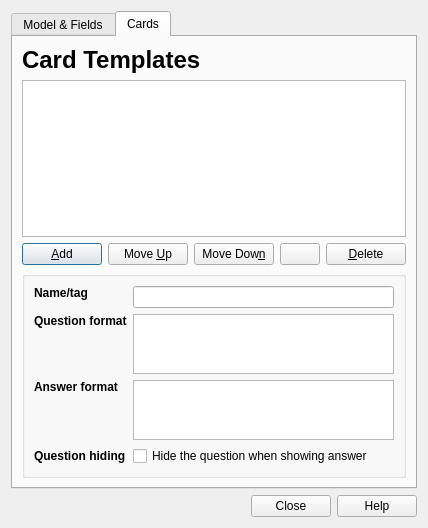
Qt form designer/modelproperties.ui (ankitects/anki) before a commit.
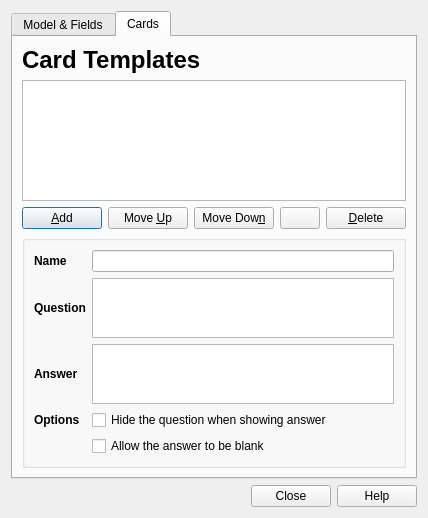
The same form after that commit. The open tabs and pages were chosen to show the change.

Commit message: default to optional answer, add config option to card model, tweak dialogs

Patch:
```diff
--- a/designer/modelproperties.ui
+++ b/designer/modelproperties.ui
@@ -9,7 +9,7 @@
     <x>0</x>
     <y>0</y>
     <width>376</width>
-    <height>528</height>
+    <height>518</height>
    </rect>
   </property>
   <property name="windowTitle" >
@@ -297,8 +297,8 @@
        <rect>
         <x>0</x>
         <y>0</y>
-        <width>370</width>
-        <height>462</height>
+        <width>360</width>
+        <height>452</height>
        </rect>
       </property>
       <attribute name="title" >
@@ -385,24 +385,12 @@
        </item>
        <item row="3" column="0" >
         <widget class="QGroupBox" name="cardEditBox" >
-         <property name="sizePolicy" >
-          <sizepolicy vsizetype="MinimumExpanding" hsizetype="Preferred" >
-           <horstretch>0</horstretch>
-           <verstretch>3</verstretch>
-          </sizepolicy>
-         </property>
          <property name="title" >
           <string/>
          </property>
-         <layout class="QVBoxLayout" >
-          <property name="spacing" >
-           <number>6</number>
-          </property>
-          <property name="margin" >
-           <number>9</number>
-          </property>
+         <layout class="QVBoxLayout" name="verticalLayout_3" >
           <item>
-           <layout class="QGridLayout" >
+           <layout class="QGridLayout" name="_3" >
             <property name="margin" >
              <number>0</number>
             </property>
@@ -412,7 +400,7 @@
             <item row="3" column="0" >
              <widget class="QLabel" name="label_23" >
               <property name="text" >
-               <string>&lt;b>Question hiding&lt;/b></string>
+               <string>&lt;b>Options&lt;/b></string>
               </property>
              </widget>
             </item>
@@ -451,10 +439,10 @@
             <item row="2" column="0" >
              <widget class="QLabel" name="label_15" >
               <property name="text" >
-               <string>&lt;b>Answer format&lt;/b></string>
+               <string>&lt;b>Answer&lt;/b></string>
               </property>
               <property name="alignment" >
-               <set>Qt::AlignLeading|Qt::AlignLeft|Qt::AlignTop</set>
+               <set>Qt::AlignLeading|Qt::AlignLeft|Qt::AlignVCenter</set>
               </property>
               <property name="openExternalLinks" >
                <bool>true</bool>
@@ -486,13 +474,20 @@
               </property>
              </widget>
             </item>
+            <item row="4" column="1" >
+             <widget class="QCheckBox" name="allowEmptyAnswer" >
+              <property name="text" >
+               <string>Allow the answer to be blank</string>
+              </property>
+             </widget>
+            </item>
             <item row="0" column="0" >
              <widget class="QLabel" name="label_12" >
               <property name="text" >
-               <string>&lt;b>Name/tag&lt;/b></string>
+               <string>&lt;b>Name&lt;/b></string>
               </property>
               <property name="alignment" >
-               <set>Qt::AlignLeading|Qt::AlignLeft|Qt::AlignTop</set>
+               <set>Qt::AlignLeading|Qt::AlignLeft|Qt::AlignVCenter</set>
               </property>
               <property name="openExternalLinks" >
                <bool>true</bool>
@@ -502,10 +497,10 @@
             <item row="1" column="0" >
              <widget class="QLabel" name="label_14" >
               <property name="text" >
-               <string>&lt;b>Question format&lt;/b></string>
+               <string>&lt;b>Question&lt;/b></string>
               </property>
               <property name="alignment" >
-               <set>Qt::AlignLeading|Qt::AlignLeft|Qt::AlignTop</set>
+               <set>Qt::AlignLeading|Qt::AlignLeft|Qt::AlignVCenter</set>
               </property>
               <property name="openExternalLinks" >
                <bool>true</bool>
```
Left out of the diff: 42 changed lines with no effect on the pictures. The commit also changes 3 other files.
